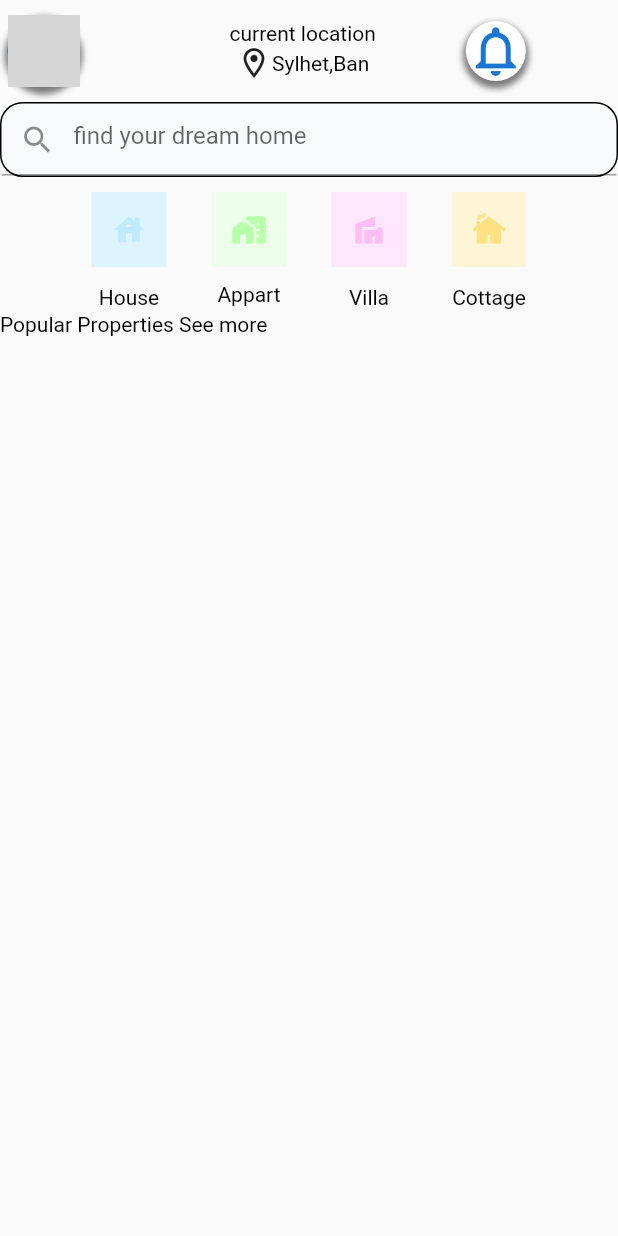
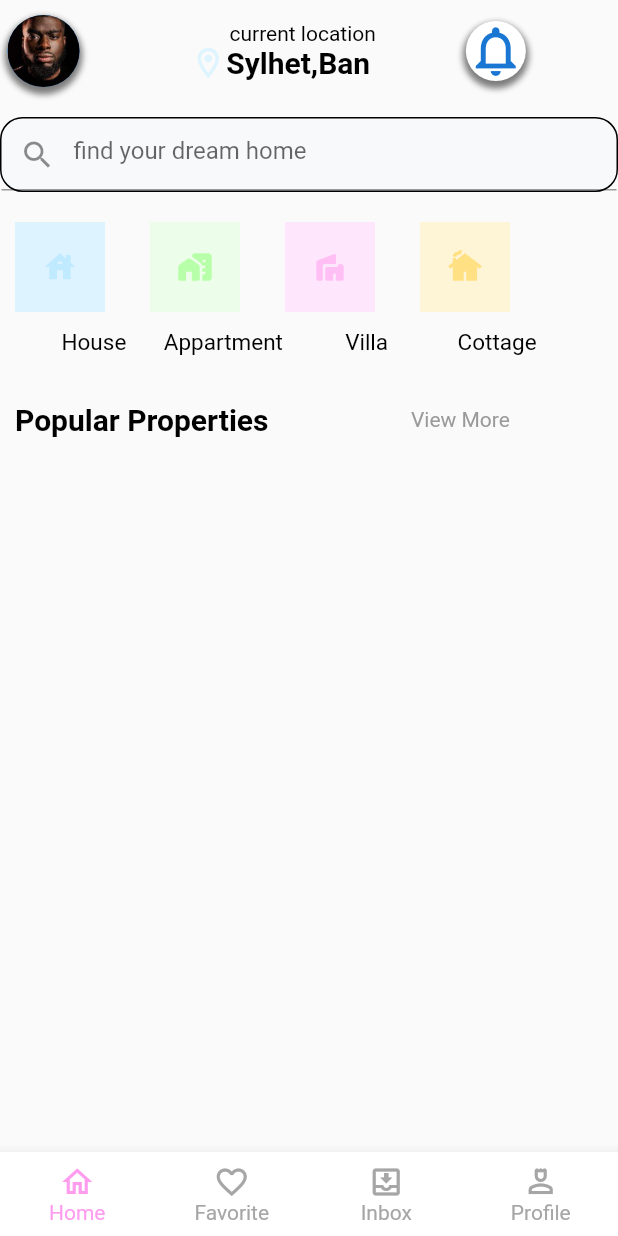
Before and after one commit to Fayazikramm/Real-State-App, a Flutter app: the screen it shows after launch, after a tap on "Continue", on a phone screen of 412 x 824 dp. Run offline on Flutter 3.47's test engine with Material 2 defaults, Android fonts, the phone set to English and light mode, and no system bars; Roboto replaces fonts that are missing (Oswald-Bold.ttf); grey boxes are pictures that could not be loaded.

Commit message:
my work done

```diff
--- a/lib/Page2.dart
+++ b/lib/Page2.dart
@@ -1,12 +1,13 @@
 import 'package:flutter/material.dart';
 import 'package:flutter_application_1/avatar1.dart';
 import 'package:flutter_application_1/bell.dart';
+
 import 'package:flutter_application_1/component.dart';
 import 'package:flutter_application_1/middleitem.dart';
-import 'package:flutter_application_1/middletext1.dart';
+
 import 'package:flutter_application_1/search.dart';
 import 'package:flutter_application_1/upermidtext.dart';
-import 'homePage.dart';
+
 
 class Page2 extends StatelessWidget {
   const Page2({Key? key}) : super(key: key);
@@ -18,41 +19,80 @@ class Page2 extends StatelessWidget {
         theme: ThemeData(
             primaryColor: Colors.purple,
             backgroundColor: Colors.white,
-          textTheme: TextTheme(
+            textTheme: const TextTheme(
                 bodyText2: TextStyle(
               color: Colors.black,
             ))),
         home: SafeArea(
             child: Scaffold(
-          body: Column(
+          body: const Column(
             children: [
               Padding(
-                padding: const EdgeInsets.only(top: 10, left: 5),
+                padding: EdgeInsets.only(top: 10, left: 5),
                 child: Row(
                   children: [
                     Avatar1(),
                     UperMiddleText(),
                     Padding(
-                      padding: const EdgeInsets.only(left: 60),
-                      child: bell(),
+                      padding: EdgeInsets.only(left: 60),
+                      child: Bell(),
                     )
                   ],
                 ),
               ),
-              Padding(padding: const EdgeInsets.only(top: 10), child: Search()),
+              Padding(padding: EdgeInsets.only(top: 20), child: Search()),
               SizedBox(
-                height: 10,
+                height: 20,
               ),
               dabai(),
               Padding(
-                padding: const EdgeInsets.only(top: 05),
+                padding: EdgeInsets.only(top: 05),
                 child: Naam(),
+              ),
+              SizedBox(
+                height: 20,
               ),
               Middle(),
             ],
           ),
+          bottomNavigationBar: BottomNavigationBar(
+            type: BottomNavigationBarType.fixed,
+            backgroundColor: const Color(0xffffffff),
+            selectedItemColor: const Color(0xffff9cee),
+            unselectedItemColor: const Color(0xffa6a6a7),
+            selectedFontSize: 14,
+            unselectedFontSize: 14,
+            onTap: (value) {},
+            items: const [
+              BottomNavigationBarItem(
+                label: 'Home',
+                icon: Icon(
+                  Icons.home_outlined,
                 ),
               ),
-    );
+              BottomNavigationBarItem(
+                label: 'Favorite',
+                icon: Icon(
+                  Icons.favorite_border,
+                  color: Color(0xffa6a6a7),
+                ),
+              ),
+              BottomNavigationBarItem(
+                label: 'Inbox',
+                icon: Icon(
+                  Icons.move_to_inbox_outlined,
+                  color: Color(0xffa6a6a7),
+                ),
+              ),
+              BottomNavigationBarItem(
+                label: 'Profile',
+                icon: Icon(
+                  Icons.person_4_outlined,
+                  color: Color(0xffa6a6a7),
+                ),
+              ),
+            ],
+          ),
+        )));
   }
 }
--- a/lib/avatar1.dart
+++ b/lib/avatar1.dart
@@ -17,7 +17,7 @@ class Avatar1 extends StatelessWidget {
           ),
         ],
       ),
-      child: CircleAvatar(
+      child:const CircleAvatar(
           radius: 24, backgroundImage: AssetImage('assets/download.jpg')),
     );
   }
--- a/lib/bell.dart
+++ b/lib/bell.dart
@@ -1,7 +1,7 @@
 import 'package:flutter/material.dart';
 
-class bell extends StatelessWidget {
-  const bell({super.key});
+class Bell extends StatelessWidget {
+  const Bell({super.key});
 
   @override
   Widget build(BuildContext context) {
@@ -14,11 +14,11 @@ class bell extends StatelessWidget {
               color: Colors.black.withOpacity(0.5),
               spreadRadius: 2,
               blurRadius: 3,
-              offset: Offset(0, 3),
+              offset:const Offset(0, 3),
             ),
           ],
         ),
-        child: CircleAvatar(
+        child: const CircleAvatar(
           backgroundColor: Colors.white,
           child: Icon(
             Icons.notifications_none,
--- a/lib/button.dart
+++ b/lib/button.dart
@@ -17,9 +17,9 @@ class ContButton extends StatelessWidget {
           height: 50,
           width: 300,
           decoration: BoxDecoration(
-              color: Color(0xffFF8BEC),
+              color: const Color(0xffFF8BEC),
               borderRadius: BorderRadius.circular(20)),
-          child: Center(
+          child: const Center(
               child: Text(
             "Continue",
           )),
--- a/lib/component.dart
+++ b/lib/component.dart
@@ -6,51 +6,53 @@ class dabai extends StatelessWidget {
   @override
   Widget build(BuildContext context) {
     return Row(
-      mainAxisAlignment: MainAxisAlignment.center,
       children: [
+        const SizedBox(
+          width: 10,
+        ),
         Container(
-          height: 50,
-          width: 50,
-          decoration: BoxDecoration(color: Color(0xffDDF3FF)),
-          child: Icon(
+          height: 60,
+          width: 60,
+          decoration: const BoxDecoration(color: Color(0xffDDF3FF)),
+          child: const Icon(
             Icons.house_sharp,
             color: Color(0xffc0eaff),
           ),
         ),
-        SizedBox(
+        const SizedBox(
           width: 30,
         ),
         Container(
-          height: 50,
-          width: 50,
-          decoration: BoxDecoration(color: Color(0xffecfee9)),
-          child: Icon(
+          height: 60,
+          width: 60,
+          decoration: const BoxDecoration(color: Color(0xffecfee9)),
+          child: const Icon(
             Icons.maps_home_work_rounded,
             color: Color(0xffb8ffa9),
           ),
         ),
-        SizedBox(
+        const SizedBox(
           width: 30,
         ),
         Container(
-          height: 50,
-          width: 50,
-          decoration: BoxDecoration(
+          height: 60,
+          width: 60,
+          decoration: const BoxDecoration(
             color: Color(0xfffee6fc),
           ),
-          child: Icon(
+          child: const Icon(
             Icons.villa_rounded,
             color: Color(0xffffbff4),
           ),
         ),
-        SizedBox(
+        const SizedBox(
           width: 30,
         ),
         Container(
-          height: 50,
-          width: 50,
-          decoration: BoxDecoration(color: Color(0xfffef5d7)),
-          child: Icon(
+          height: 60,
+          width: 60,
+          decoration: BoxDecoration(color: const Color(0xfffef5d7)),
+          child: const Icon(
             Icons.cottage,
             color: Color(0xffffe082),
           ),
@@ -59,49 +61,82 @@ class dabai extends StatelessWidget {
     );
   }
 }
+
 class Naam extends StatelessWidget {
   const Naam({super.key});
 
   @override
   Widget build(BuildContext context) {
     return Padding(
-      padding: const EdgeInsets.only(top: 05),
+      padding: const EdgeInsets.only(top: 05, right: 25),
       child: Row(
         mainAxisAlignment: MainAxisAlignment.center,
         children: [
+          Padding(
+            padding: const EdgeInsets.only(right: 0.8),
+            child: Container(
+              height: 20,
+              width: 60,
+              color: Colors.transparent,
+              child: const Center(
+                  child: Padding(
+                padding: EdgeInsets.only(left: 9),
+                child: Text(
+                  "House",
+                  textAlign: TextAlign.center,
+                  style: TextStyle(fontSize: 15),
+                ),
+              )),
+            ),
+          ),
+          const SizedBox(
+            width: 20,
+          ),
           Container(
             height: 20,
-            width: 50,
+            width: 80,
             color: Colors.transparent,
-            child: Center(child: Text("House")),
+            child: const Center(
+              child: Text("Appartment",
+                  style: TextStyle(fontSize: 15), textAlign: TextAlign.center),
+            ),
           ),
-          SizedBox(
-            width: 30,
+          const SizedBox(
+            width: 20,
           ),
           Container(
             height: 20,
             width: 50,
             color: Colors.transparent,
-            child:
-                Center(child: Text("Appartment", textAlign: TextAlign.center)),
+            child: const Center(
+                child: Padding(
+              padding: EdgeInsets.only(left: 21),
+              child: Text(
+                "Villa",
+                style: TextStyle(fontSize: 15),
+              ),
+            )),
           ),
-          SizedBox(
-            width: 30,
+          const SizedBox(
+            width: 20,
           ),
-          Container(
-            height: 20,
-            width: 50,
-            color: Colors.transparent,
-            child: Center(child: Text("Villa")),
-          ),
-          SizedBox(
-            width: 30,
-          ),
-          Container(
-            height: 20,
-            width: 50,
-            color: Colors.transparent,
-            child: Center(child: Text("Cottage")),
+          Padding(
+            padding: const EdgeInsets.only(left: 20),
+            child: Container(
+              height: 20,
+              width: 60,
+              color: Colors.transparent,
+              child: const Center(
+                  child: Center(
+                child: Padding(
+                  padding: EdgeInsets.only(left: 5),
+                  child: Text(
+                    "Cottage",
+                    style: TextStyle(fontSize: 15),
+                  ),
+                ),
+              )),
+            ),
           ),
         ],
       ),
--- a/lib/homePage.dart
+++ b/lib/homePage.dart
@@ -18,12 +18,12 @@ class _HomePageState extends State<HomePage> {
         height: 500,
         width: 360,
         child: Image(
-          image: AssetImage('assets/House1.jpg'),
+          image: const AssetImage('assets/House1.jpg'),
           fit: BoxFit.cover,
         ),
       ),
-      Text1(),
-      ContButton()
+      const Text1(),
+      const ContButton(),
     ]);
   }
 }
--- a/lib/main.dart
+++ b/lib/main.dart
@@ -15,8 +15,8 @@ class MyApp extends StatelessWidget {
       debugShowCheckedModeBanner: false,
       theme: ThemeData(
           primaryColor: Colors.purple,
-          backgroundColor: Color(0xfff4f5f4),
-          textTheme: TextTheme(
+          backgroundColor: const Color(0xfff4f5f4),
+          textTheme: const TextTheme(
               bodyText2: TextStyle(
                   color: Colors.black,
                   fontFamily: 'Oswald-VariableFont_wght.ttf',
@@ -25,11 +25,11 @@ class MyApp extends StatelessWidget {
                   color: Colors.black,
                   fontFamily: 'Oswald-VariableFont_wght.ttf',
                   fontSize: 30))),
-      home: Scaffold(
+      home: const Scaffold(
         body: HomePage(),
       ),
       routes: {
-        "/one": (context) => Page2(),
+        "/one": (context) => const Page2(),
       },
     );
   }
--- a/lib/middleitem.dart
+++ b/lib/middleitem.dart
@@ -7,13 +7,31 @@ class Middle extends StatelessWidget {
   Widget build(BuildContext context) {
     return Column(
       children: [
+        const SizedBox(height: 10),
         Row(
           children: [
             Container(
-              child: Text("Popular Properties "),
+              child: const Padding(
+                padding: EdgeInsets.only(left: 10),
+                child: Text(
+                  "Popular Properties ",
+                  style: TextStyle(
+                      fontFamily: 'Oswald-Bold.ttf',
+                      fontSize: 20,
+                      fontWeight: FontWeight.bold),
+                ),
+              ),
             ),
-            Container(
-              child: Text("See more"),
+            Padding(
+              padding: const EdgeInsets.only(left: 90),
+              child: Container(
+                child: const Center(
+                  child: Text(
+                    "View More",
+                    style: TextStyle(color: Color(0xff9a9a9b)),
+                  ),
+                ),
+              ),
             )
           ],
         )
--- a/lib/middletext1.dart
+++ b/lib/middletext1.dart
@@ -10,7 +10,7 @@ class Text1 extends StatelessWidget {
         Padding(
           padding: const EdgeInsets.only(top: 20),
           child: Container(
-            child: Text(
+            child: const Text(
               "Your One-Stop Real Estate Solution",
               style: TextStyle(color: Color(0xff242425)),
               textAlign: TextAlign.center,
@@ -20,8 +20,9 @@ class Text1 extends StatelessWidget {
         Padding(
           padding: const EdgeInsets.only(top: 5),
           child: Center(
+            // ignore: avoid_unnecessary_containers
             child: Container(
-              child: Text(
+              child: const Text(
                 "Find your dream home with advance search ",
                 style: TextStyle(fontSize: 17, color: Color(0xffb6b7b6)),
               ),
@@ -29,7 +30,7 @@ class Text1 extends StatelessWidget {
           ),
         ),
         Container(
-          child: Text(
+          child: const Text(
             "and personalized recommendation",
             style: TextStyle(fontSize: 17, color: Color(0xffb6b7b6)),
           ),
--- a/lib/search.dart
+++ b/lib/search.dart
@@ -7,7 +7,7 @@ class Search extends StatelessWidget {
   Widget build(BuildContext context) {
     return  Container(
       decoration: BoxDecoration(
-          color: Color(0xfff7f9fa),
+          color: const Color(0xfff7f9fa),
           border: Border.all(color: Colors.black),
           borderRadius: BorderRadius.circular(15)),
       child: const TextField(
--- a/lib/upermidtext.dart
+++ b/lib/upermidtext.dart
@@ -5,23 +5,38 @@ class UperMiddleText extends StatelessWidget {
 
   @override
   Widget build(BuildContext context) {
-    return Column(
+    return Padding(
+      padding: const EdgeInsets.only(left: 00),
+      child: Column(
         children: [
           Padding(
             padding: const EdgeInsets.only(left: 100),
+            // ignore: avoid_unnecessary_containers
             child: Container(
-            child: Text("current location"),
+              child: const Text(
+                "current location",
               ),
             ),
-        Center(
+          ),
+          const Center(
             child: Padding(
-            padding: const EdgeInsets.only(left: 100),
+              padding: EdgeInsets.only(left: 70),
               child: Row(
-              children: [Icon(Icons.location_on_outlined), Text("Sylhet,Ban")],
+                children: [
+                  Icon(
+                    Icons.location_on_outlined,
+                    color: Color(0xffdef4ff),
+                  ),
+                  Text(
+                    "Sylhet,Ban",
+                    style: TextStyle(fontSize: 20, fontWeight: FontWeight.bold),
+                  )
+                ],
               ),
             ),
           ),
         ],
+      ),
     );
   }
 }
--- a/pubspec.yaml
+++ b/pubspec.yaml
@@ -61,7 +61,7 @@ flutter:
   # To add assets to your application, add an assets section, like this:
   assets:
     - assets/House1.jpg
-
+    - assets/download.jpg
 
   # An image asset can refer to one or more resolution-specific "variants", see
   # https://flutter.dev/assets-and-images/#resolution-aware
```
Lines whose indentation alone changed are shown as unchanged.
